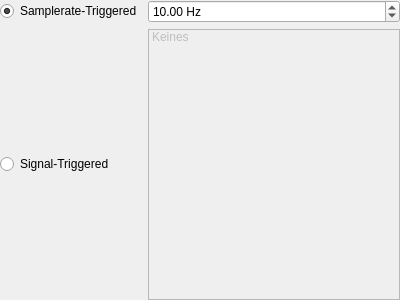
Old version of the form RTOC/RTOC_GUI/ui/triggerWidget.ui in the repository Haschtl/RealTimeOpenControl.
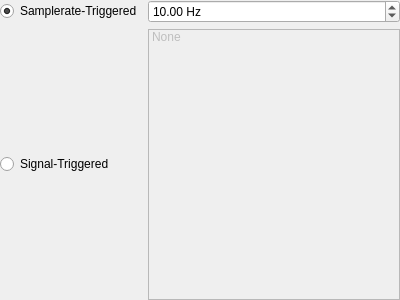
New version of the form.

The edit to the form file:
```diff
--- a/RTOC/RTOC_GUI/ui/triggerWidget.ui
+++ b/RTOC/RTOC_GUI/ui/triggerWidget.ui
@@ -98,7 +98,7 @@
           </property>
           <item>
            <property name="text">
-            <string>Keines</string>
+            <string>None</string>
            </property>
           </item>
          </widget>
```
Left out of the diff: 4 changed lines with no effect on the pictures.
